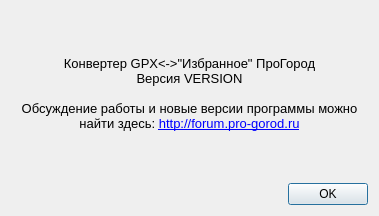
First picture: the form in ui/aboutdialog.ui, repository aunoor/pgfconverter, before the edit.
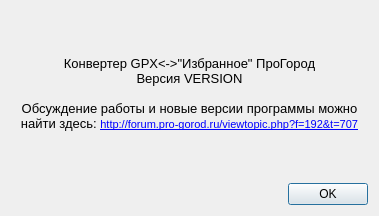
Second picture: the form after the edit.

Commit message: url revisited

Diff of the .ui file:
```diff
--- a/ui/aboutdialog.ui
+++ b/ui/aboutdialog.ui
@@ -35,11 +35,11 @@
          <string>&lt;!DOCTYPE HTML PUBLIC &quot;-//W3C//DTD HTML 4.0//EN&quot; &quot;http://www.w3.org/TR/REC-html40/strict.dtd&quot;&gt;
 &lt;html&gt;&lt;head&gt;&lt;meta name=&quot;qrichtext&quot; content=&quot;1&quot; /&gt;&lt;style type=&quot;text/css&quot;&gt;
 p, li { white-space: pre-wrap; }
-&lt;/style&gt;&lt;/head&gt;&lt;body style=&quot; font-family:'Sans'; font-size:10pt; font-weight:400; font-style:normal;&quot;&gt;
-&lt;p align=&quot;center&quot; style=&quot; margin-top:0px; margin-bottom:0px; margin-left:0px; margin-right:0px; -qt-block-indent:0; text-indent:0px;&quot;&gt;Конвертер GPX&amp;lt;-&amp;gt;&amp;quot;Избранное&amp;quot; ПроГород&lt;/p&gt;
-&lt;p align=&quot;center&quot; style=&quot; margin-top:0px; margin-bottom:0px; margin-left:0px; margin-right:0px; -qt-block-indent:0; text-indent:0px;&quot;&gt;Версия VERSION&lt;/p&gt;
-&lt;p align=&quot;center&quot; style=&quot;-qt-paragraph-type:empty; margin-top:0px; margin-bottom:0px; margin-left:0px; margin-right:0px; -qt-block-indent:0; text-indent:0px;&quot;&gt;&lt;/p&gt;
-&lt;p align=&quot;center&quot; style=&quot; margin-top:0px; margin-bottom:0px; margin-left:0px; margin-right:0px; -qt-block-indent:0; text-indent:0px;&quot;&gt;Обсуждение работы и новые версии программы можно найти здесь: &lt;a href=&quot;http://forum.pro-gorod.ru&quot;&gt;&lt;span style=&quot; text-decoration: underline; color:#0000ff;&quot;&gt;http://forum.pro-gorod.ru&lt;/span&gt;&lt;/a&gt;&lt;/p&gt;&lt;/body&gt;&lt;/html&gt;</string>
+&lt;/style&gt;&lt;/head&gt;&lt;body style=&quot; font-family:'MS Shell Dlg 2'; font-size:8.25pt; font-weight:400; font-style:normal;&quot;&gt;
+&lt;p align=&quot;center&quot; style=&quot; margin-top:0px; margin-bottom:0px; margin-left:0px; margin-right:0px; -qt-block-indent:0; text-indent:0px;&quot;&gt;&lt;span style=&quot; font-family:'Sans'; font-size:10pt;&quot;&gt;Конвертер GPX&amp;lt;-&amp;gt;&quot;Избранное&quot; ПроГород&lt;/span&gt;&lt;/p&gt;
+&lt;p align=&quot;center&quot; style=&quot; margin-top:0px; margin-bottom:0px; margin-left:0px; margin-right:0px; -qt-block-indent:0; text-indent:0px;&quot;&gt;&lt;span style=&quot; font-family:'Sans'; font-size:10pt;&quot;&gt;Версия VERSION&lt;/span&gt;&lt;/p&gt;
+&lt;p align=&quot;center&quot; style=&quot;-qt-paragraph-type:empty; margin-top:0px; margin-bottom:0px; margin-left:0px; margin-right:0px; -qt-block-indent:0; text-indent:0px; font-family:'Sans'; font-size:10pt;&quot;&gt;&lt;/p&gt;
+&lt;p align=&quot;center&quot; style=&quot; margin-top:0px; margin-bottom:0px; margin-left:0px; margin-right:0px; -qt-block-indent:0; text-indent:0px;&quot;&gt;&lt;span style=&quot; font-family:'Sans'; font-size:10pt;&quot;&gt;Обсуждение работы и новые версии программы можно найти здесь: &lt;/span&gt;&lt;a href=&quot;http://forum.pro-gorod.ru/viewtopic.php?f=192&amp;t=707&quot;&gt;&lt;span style=&quot; text-decoration: underline; color:#0000ff;&quot;&gt;http://forum.pro-gorod.ru/viewtopic.php?f=192&amp;amp;t=707&lt;/span&gt;&lt;/a&gt;&lt;/p&gt;&lt;/body&gt;&lt;/html&gt;</string>
         </property>
         <property name="wordWrap">
          <bool>true</bool>
```
